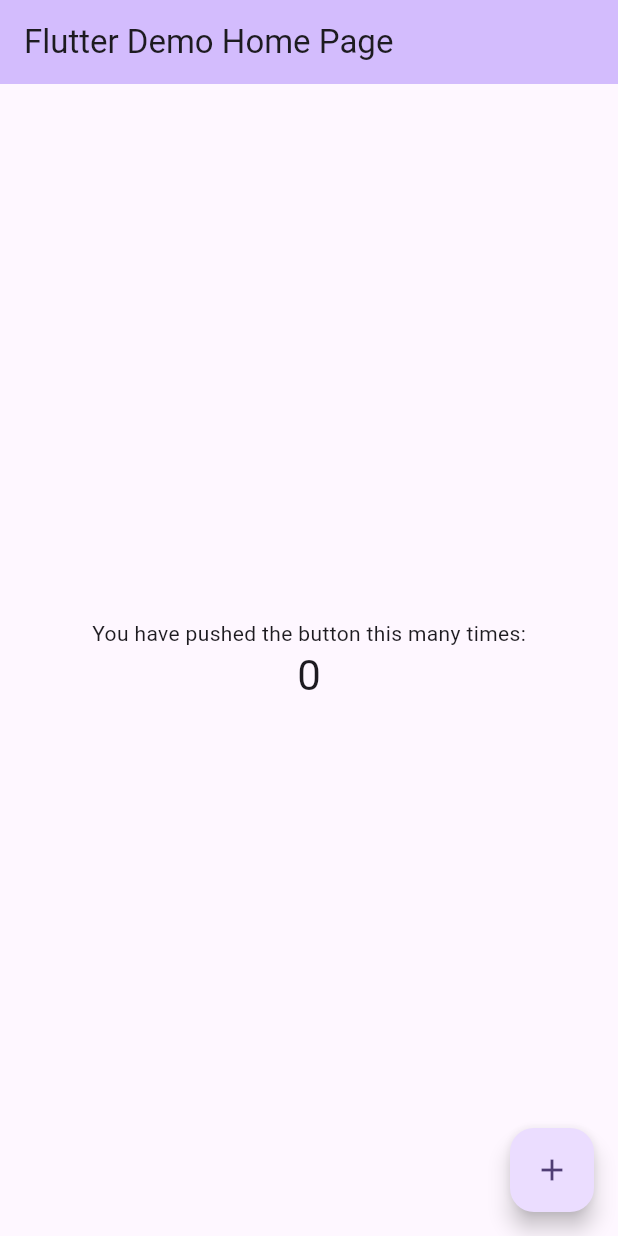
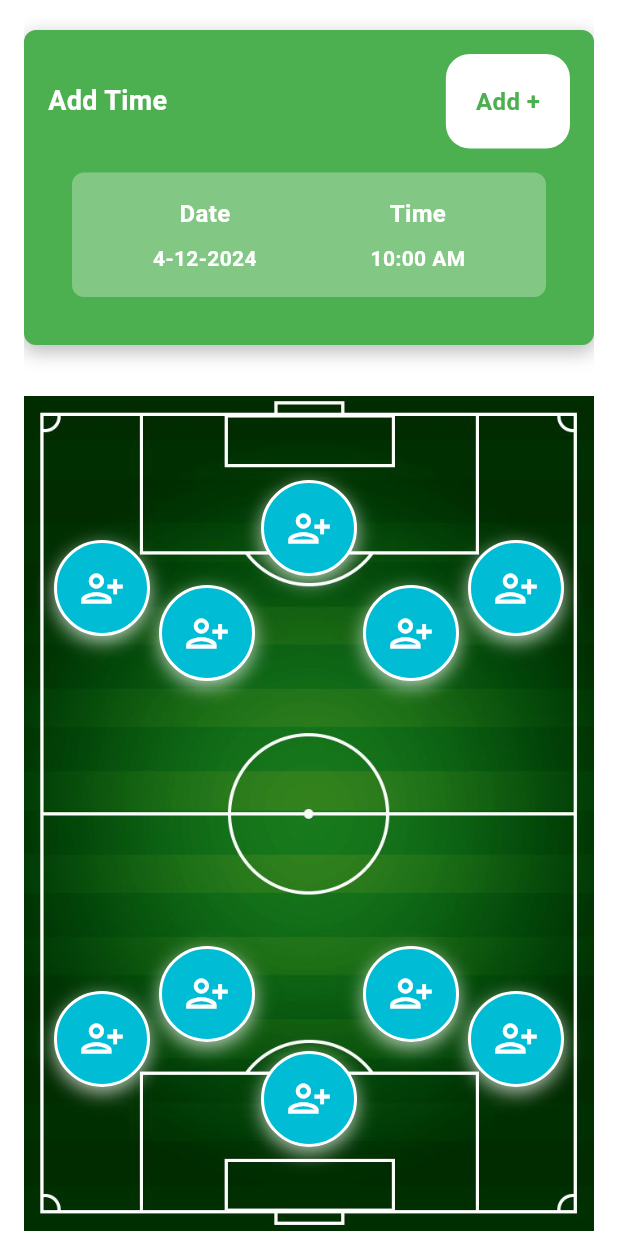
Before and after one commit to abdelrahmanali299/malab, a Flutter app: the screen it shows after launch, on a phone screen of 412 x 824 dp. Run offline on Flutter 3.47's test engine with Material 3 defaults, Android fonts, the phone set to English and light mode, and no system bars.

Commit message:
home view ui finish

```diff
--- /dev/null
+++ b/lib/features/home/ui/views/widgets/add_player.dart
@@ -0,0 +1,25 @@
+import 'package:flutter/material.dart';
+
+class AddPlayer extends StatelessWidget {
+  const AddPlayer({super.key});
+
+  @override
+  Widget build(BuildContext context) {
+    return Container(
+      padding: EdgeInsets.all(15),
+      decoration: BoxDecoration(
+        color: Colors.cyan,
+        border: Border.all(color: Colors.white, width: 2),
+        shape: BoxShape.circle,
+        boxShadow: [
+          BoxShadow(
+            color: Colors.white.withValues(alpha: .7),
+            blurRadius: 10,
+            offset: Offset(0, 4),
+          ),
+        ],
+      ),
+      child: Icon(Icons.person_add_alt, color: Colors.white, size: 30),
+    );
+  }
+}
--- /dev/null
+++ b/lib/features/home/ui/views/widgets/added_players_section.dart
@@ -0,0 +1,54 @@
+import 'package:flutter/material.dart';
+
+class AddedPlayersSection extends StatelessWidget {
+  const AddedPlayersSection({super.key});
+
+  @override
+  Widget build(BuildContext context) {
+    return Container(
+      padding: const EdgeInsets.all(16.0),
+      decoration: BoxDecoration(
+        color: Colors.white,
+        borderRadius: BorderRadius.circular(8.0),
+        boxShadow: [
+          BoxShadow(
+            color: Colors.grey.withValues(alpha: .7),
+            blurRadius: 10,
+            offset: Offset(0, 4),
+          ),
+        ],
+      ),
+      child: Column(
+        children: [
+          Row(
+            children: [
+              Text(
+                'Added Players',
+                style: TextStyle(fontSize: 18, fontWeight: FontWeight.bold),
+              ),
+              Spacer(),
+              Container(
+                padding: const EdgeInsets.symmetric(
+                  horizontal: 8.0,
+                  vertical: 10.0,
+                ),
+                decoration: BoxDecoration(
+                  color: Colors.white,
+                  border: Border.all(color: Colors.green, width: 2),
+                  borderRadius: BorderRadius.circular(16.0),
+                ),
+                child: Text(
+                  '0/10',
+                  style: TextStyle(fontSize: 16, fontWeight: FontWeight.bold),
+                ),
+              ),
+            ],
+          ),
+          SizedBox(height: 10),
+
+          // Here you can add a list of players or any other content you want to display
+        ],
+      ),
+    );
+  }
+}
--- /dev/null
+++ b/lib/features/home/ui/views/widgets/adding_date_section.dart
@@ -0,0 +1,38 @@
+import 'package:flutter/material.dart';
+
+class AddingDateSection extends StatelessWidget {
+  const AddingDateSection({super.key});
+
+  @override
+  Widget build(BuildContext context) {
+    return Row(
+      children: [
+        Text(
+          'Add Time',
+          style: TextStyle(
+            color: Colors.white,
+            fontSize: 18,
+            fontWeight: FontWeight.bold,
+          ),
+        ),
+
+        Spacer(),
+        Container(
+          padding: const EdgeInsets.symmetric(horizontal: 20.0, vertical: 20.0),
+          decoration: BoxDecoration(
+            color: Colors.white,
+            borderRadius: BorderRadius.circular(16.0),
+          ),
+          child: Text(
+            'Add +',
+            style: TextStyle(
+              color: Colors.green,
+              fontSize: 16,
+              fontWeight: FontWeight.bold,
+            ),
+          ),
+        ),
+      ],
+    );
+  }
+}
--- /dev/null
+++ b/lib/features/home/ui/views/widgets/admin_malab_add_time_section.dart
@@ -0,0 +1,27 @@
+import 'package:flutter/material.dart';
+import 'package:malab/features/home/ui/views/widgets/adding_date_section.dart';
+import 'package:malab/features/home/ui/views/widgets/show_date_and_time_section.dart';
+
+class AdminMalabAddTimeSection extends StatelessWidget {
+  const AdminMalabAddTimeSection({super.key});
+
+  @override
+  Widget build(BuildContext context) {
+    return Container(
+      padding: const EdgeInsets.all(16.0),
+      decoration: BoxDecoration(
+        color: Colors.green,
+        borderRadius: BorderRadius.circular(8.0),
+        boxShadow: [
+          BoxShadow(
+            color: Colors.grey.withValues(alpha: .7),
+            blurRadius: 10,
+            spreadRadius: 0.1,
+            offset: Offset(0, 4),
+          ),
+        ],
+      ),
+      child: Column(children: [AddingDateSection(), ShowDateAndTimeSection()]),
+    );
+  }
+}
--- /dev/null
+++ b/lib/features/home/ui/views/widgets/malab_view.dart
@@ -0,0 +1,18 @@
+import 'package:flutter/material.dart';
+import 'package:malab/features/home/ui/views/widgets/malab_view_body.dart';
+
+class MalabView extends StatelessWidget {
+  const MalabView({super.key});
+
+  @override
+  Widget build(BuildContext context) {
+    return Scaffold(
+      body: SafeArea(
+        child: Padding(
+          padding: const EdgeInsets.symmetric(horizontal: 16.0),
+          child: const MalabViewBody(),
+        ),
+      ),
+    );
+  }
+}
--- /dev/null
+++ b/lib/features/home/ui/views/widgets/malab_view_body.dart
@@ -0,0 +1,24 @@
+import 'package:flutter/material.dart';
+import 'package:malab/features/home/ui/views/widgets/added_players_section.dart';
+import 'package:malab/features/home/ui/views/widgets/admin_malab_add_time_section.dart';
+import 'package:malab/features/home/ui/views/widgets/show_players_section.dart';
+
+class MalabViewBody extends StatelessWidget {
+  const MalabViewBody({super.key});
+
+  @override
+  Widget build(BuildContext context) {
+    return SingleChildScrollView(
+      child: Column(
+        children: [
+          SizedBox(height: 20),
+          AdminMalabAddTimeSection(),
+          SizedBox(height: 20),
+          ShowPlayersSection(),
+          AddedPlayersSection(),
+          SizedBox(height: 20),
+        ],
+      ),
+    );
+  }
+}
--- /dev/null
+++ b/lib/features/home/ui/views/widgets/show_date_and_time_section.dart
@@ -0,0 +1,64 @@
+import 'package:flutter/material.dart';
+
+class ShowDateAndTimeSection extends StatelessWidget {
+  const ShowDateAndTimeSection({super.key});
+
+  @override
+  Widget build(BuildContext context) {
+    return Container(
+      margin: const EdgeInsets.all(16.0),
+      padding: const EdgeInsets.all(16.0),
+      decoration: BoxDecoration(
+        color: Colors.white.withValues(alpha: .3),
+        borderRadius: BorderRadius.circular(8.0),
+      ),
+      child: Row(
+        mainAxisAlignment: MainAxisAlignment.spaceAround,
+        children: [
+          Column(
+            children: [
+              Text(
+                'Date',
+                style: TextStyle(
+                  color: Colors.white,
+                  fontSize: 16,
+                  fontWeight: FontWeight.bold,
+                ),
+              ),
+              SizedBox(height: 8.0),
+              Text(
+                '4-12-2024',
+                style: TextStyle(
+                  color: Colors.white,
+                  fontSize: 14,
+                  fontWeight: FontWeight.bold,
+                ),
+              ),
+            ],
+          ),
+          Column(
+            children: [
+              Text(
+                'Time',
+                style: TextStyle(
+                  color: Colors.white,
+                  fontSize: 16,
+                  fontWeight: FontWeight.bold,
+                ),
+              ),
+              SizedBox(height: 8.0),
+              Text(
+                '10:00 AM',
+                style: TextStyle(
+                  color: Colors.white,
+                  fontSize: 14,
+                  fontWeight: FontWeight.bold,
+                ),
+              ),
+            ],
+          ),
+        ],
+      ),
+    );
+  }
+}
--- /dev/null
+++ b/lib/features/home/ui/views/widgets/show_players_section.dart
@@ -0,0 +1,34 @@
+import 'package:flutter/material.dart';
+import 'package:malab/features/home/ui/views/widgets/add_player.dart';
+
+class ShowPlayersSection extends StatelessWidget {
+  const ShowPlayersSection({super.key});
+
+  @override
+  Widget build(BuildContext context) {
+    return Stack(
+      children: [
+        AspectRatio(
+          aspectRatio: .65,
+          child: Image.asset(
+            'assets/images/football_stadium.jpg',
+            fit: BoxFit.scaleDown,
+          ),
+        ),
+        //first team
+        Positioned(top: 70, left: 0, right: 0, child: AddPlayer()),
+        Positioned(top: 110, right: 20, child: AddPlayer()),
+        Positioned(top: 110, left: 20, child: AddPlayer()),
+        Positioned(top: 140, left: 90, child: AddPlayer()),
+        Positioned(top: 140, right: 90, child: AddPlayer()),
+
+        //second team
+        Positioned(bottom: 70, left: 0, right: 0, child: AddPlayer()),
+        Positioned(bottom: 110, right: 20, child: AddPlayer()),
+        Positioned(bottom: 110, left: 20, child: AddPlayer()),
+        Positioned(bottom: 140, left: 90, child: AddPlayer()),
+        Positioned(bottom: 140, right: 90, child: AddPlayer()),
+      ],
+    );
+  }
+}
--- a/lib/main.dart
+++ b/lib/main.dart
@@ -1,122 +1,19 @@
 import 'package:flutter/material.dart';
+import 'package:malab/features/home/ui/views/widgets/malab_view.dart';
 
 void main() {
-  runApp(const MyApp());
+  runApp(const Malab());
 }
 
-class MyApp extends StatelessWidget {
-  const MyApp({super.key});
+class Malab extends StatelessWidget {
+  const Malab({super.key});
 
-  // This widget is the root of your application.
   @override
   Widget build(BuildContext context) {
     return MaterialApp(
-      title: 'Flutter Demo',
-      theme: ThemeData(
-        // This is the theme of your application.
-        //
-        // TRY THIS: Try running your application with "flutter run". You'll see
-        // the application has a purple toolbar. Then, without quitting the app,
-        // try changing the seedColor in the colorScheme below to Colors.green
-        // and then invoke "hot reload" (save your changes or press the "hot
-        // reload" button in a Flutter-supported IDE, or press "r" if you used
-        // the command line to start the app).
-        //
-        // Notice that the counter didn't reset back to zero; the application
-        // state is not lost during the reload. To reset the state, use hot
-        // restart instead.
-        //
-        // This works for code too, not just values: Most code changes can be
-        // tested with just a hot reload.
-        colorScheme: ColorScheme.fromSeed(seedColor: Colors.deepPurple),
-      ),
-      home: const MyHomePage(title: 'Flutter Demo Home Page'),
+      theme: ThemeData(scaffoldBackgroundColor: Colors.white),
+      debugShowCheckedModeBanner: false,
+      home: MalabView(),
     );
   }
 }
-
-class MyHomePage extends StatefulWidget {
-  const MyHomePage({super.key, required this.title});
-
-  // This widget is the home page of your application. It is stateful, meaning
-  // that it has a State object (defined below) that contains fields that affect
-  // how it looks.
-
-  // This class is the configuration for the state. It holds the values (in this
-  // case the title) provided by the parent (in this case the App widget) and
-  // used by the build method of the State. Fields in a Widget subclass are
-  // always marked "final".
-
-  final String title;
-
-  @override
-  State<MyHomePage> createState() => _MyHomePageState();
-}
-
-class _MyHomePageState extends State<MyHomePage> {
-  int _counter = 0;
-
-  void _incrementCounter() {
-    setState(() {
-      // This call to setState tells the Flutter framework that something has
-      // changed in this State, which causes it to rerun the build method below
-      // so that the display can reflect the updated values. If we changed
-      // _counter without calling setState(), then the build method would not be
-      // called again, and so nothing would appear to happen.
-      _counter++;
-    });
-  }
-
-  @override
-  Widget build(BuildContext context) {
-    // This method is rerun every time setState is called, for instance as done
-    // by the _incrementCounter method above.
-    //
-    // The Flutter framework has been optimized to make rerunning build methods
-    // fast, so that you can just rebuild anything that needs updating rather
-    // than having to individually change instances of widgets.
-    return Scaffold(
-      appBar: AppBar(
-        // TRY THIS: Try changing the color here to a specific color (to
-        // Colors.amber, perhaps?) and trigger a hot reload to see the AppBar
-        // change color while the other colors stay the same.
-        backgroundColor: Theme.of(context).colorScheme.inversePrimary,
-        // Here we take the value from the MyHomePage object that was created by
-        // the App.build method, and use it to set our appbar title.
-        title: Text(widget.title),
-      ),
-      body: Center(
-        // Center is a layout widget. It takes a single child and positions it
-        // in the middle of the parent.
-        child: Column(
-          // Column is also a layout widget. It takes a list of children and
-          // arranges them vertically. By default, it sizes itself to fit its
-          // children horizontally, and tries to be as tall as its parent.
-          //
-          // Column has various properties to control how it sizes itself and
-          // how it positions its children. Here we use mainAxisAlignment to
-          // center the children vertically; the main axis here is the vertical
-          // axis because Columns are vertical (the cross axis would be
-          // horizontal).
-          //
-          // TRY THIS: Invoke "debug painting" (choose the "Toggle Debug Paint"
-          // action in the IDE, or press "p" in the console), to see the
-          // wireframe for each widget.
-          mainAxisAlignment: MainAxisAlignment.center,
-          children: <Widget>[
-            const Text('You have pushed the button this many times:'),
-            Text(
-              '$_counter',
-              style: Theme.of(context).textTheme.headlineMedium,
-            ),
-          ],
-        ),
-      ),
-      floatingActionButton: FloatingActionButton(
-        onPressed: _incrementCounter,
-        tooltip: 'Increment',
-        child: const Icon(Icons.add),
-      ), // This trailing comma makes auto-formatting nicer for build methods.
-    );
-  }
-}
--- a/pubspec.yaml
+++ b/pubspec.yaml
@@ -58,8 +58,8 @@ flutter:
   uses-material-design: true
 
   # To add assets to your application, add an assets section, like this:
-  # assets:
-  #   - images/a_dot_burr.jpeg
+  assets:
+    - assets/images/football_stadium.jpg
   #   - images/a_dot_ham.jpeg
 
   # An image asset can refer to one or more resolution-specific "variants", see
```
Also changed, not shown: assets/images/football_stadium.jpg (added), 1 other file.
